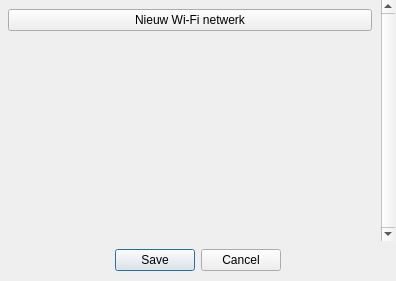
First picture: the form in UI files/rooster-epd-wifi.ui, repository duisterethomas/rooster-epd, before the edit.
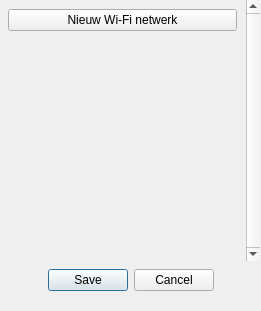
Second picture: the form after the edit.

Commit message: Improve wifi networks ui #13

```diff
--- a/UI files/rooster-epd-wifi.ui
+++ b/UI files/rooster-epd-wifi.ui
@@ -6,19 +6,19 @@
    <rect>
     <x>0</x>
     <y>0</y>
-    <width>396</width>
-    <height>281</height>
+    <width>261</width>
+    <height>311</height>
    </rect>
   </property>
   <property name="minimumSize">
    <size>
-    <width>396</width>
-    <height>171</height>
+    <width>261</width>
+    <height>201</height>
    </size>
   </property>
   <property name="maximumSize">
    <size>
-    <width>396</width>
+    <width>261</width>
     <height>16777215</height>
    </size>
   </property>
@@ -29,8 +29,8 @@
    <property name="geometry">
     <rect>
      <x>0</x>
-     <y>240</y>
-     <width>396</width>
+     <y>260</y>
+     <width>261</width>
      <height>41</height>
     </rect>
    </property>
@@ -49,8 +49,8 @@
     <rect>
      <x>-1</x>
      <y>0</y>
-     <width>396</width>
-     <height>241</height>
+     <width>261</width>
+     <height>261</height>
     </rect>
    </property>
    <property name="frameShape">
@@ -70,8 +70,8 @@
      <rect>
       <x>0</x>
       <y>0</y>
-      <width>384</width>
-      <height>241</height>
+      <width>249</width>
+      <height>261</height>
      </rect>
     </property>
     <layout class="QVBoxLayout" name="verticalLayout">
```
The commit also changes 3 other files.
